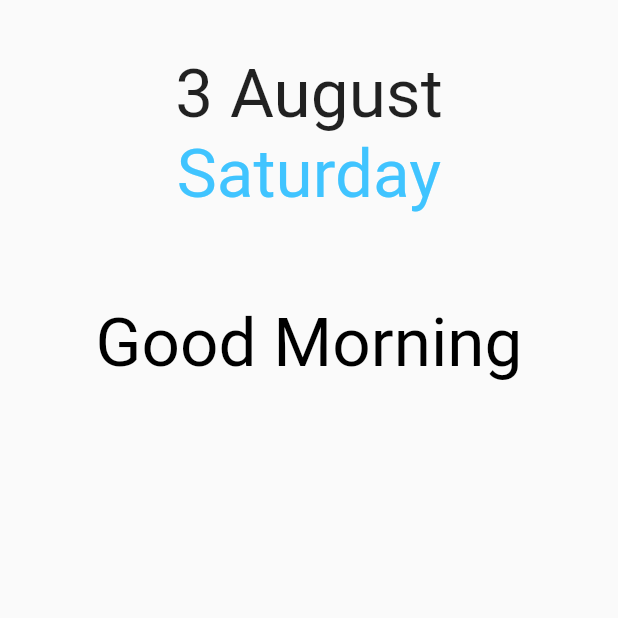
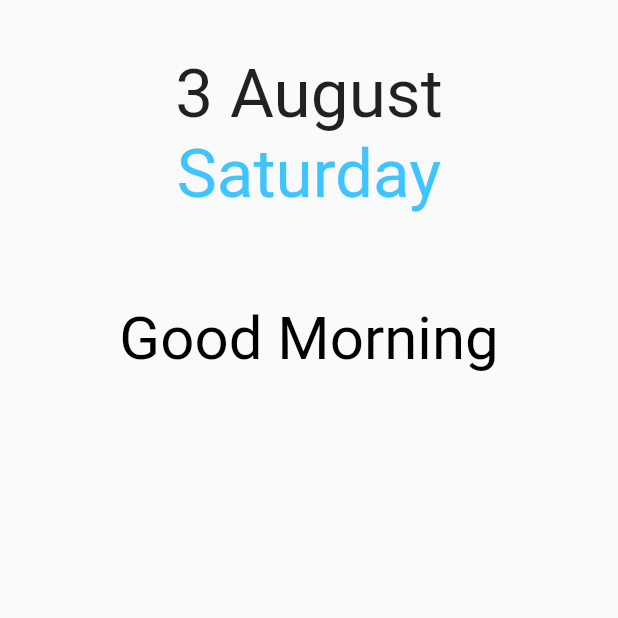
Before and after one commit to kvaishak/dashy, a Flutter app: the DashBoard screen opened directly, on a phone screen of 412 x 824 dp, the top half of it. Run offline on Flutter 3.47's test engine with Material 2 defaults, Android fonts, the phone set to English and light mode, and no system bars; our stand-ins replace firebase_auth, firebase_database; accounts and stored records are empty.

Commit message:
size of the wish reduced to fit in single line.

```diff
--- a/lib/pages/dashboard.dart
+++ b/lib/pages/dashboard.dart
@@ -87,7 +87,7 @@ class DashBoard extends StatelessWidget{
       padding: const EdgeInsets.fromLTRB(0.0, 60, 0.0, 0.0),
       child: Center(
         child: Container(
-          child: Text(wish,  style: TextStyle(fontSize: 45, color: Colors.black), textAlign: TextAlign.justify),
+          child: Text(wish,  style: TextStyle(fontSize: 40, color: Colors.black), textAlign: TextAlign.justify),
         ),
       ),
     );
```
